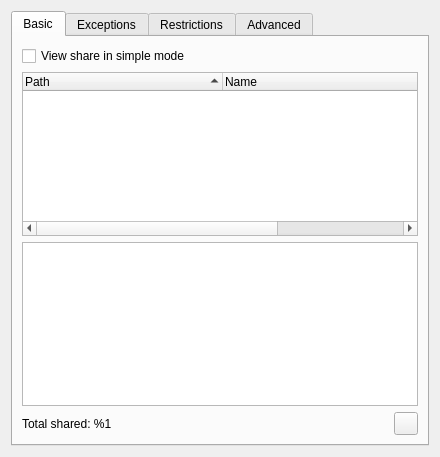
eiskaltdcpp/eiskaltdcpp, file eiskaltdcpp-qt/ui/UISettingsSharing.ui: the form before one commit.
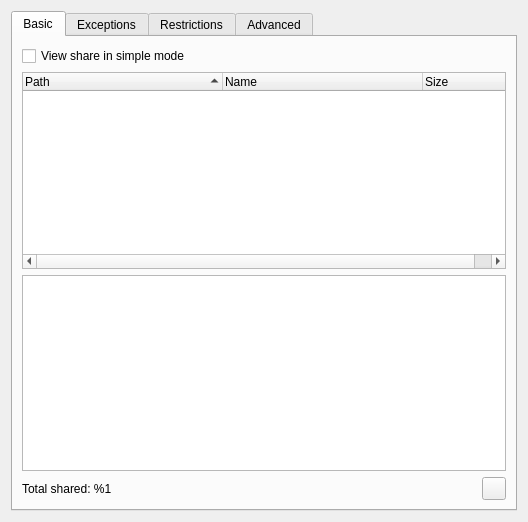
The form after the commit.

Commit message: change defaults, add tooltip

What changed in the file:
```diff
--- a/eiskaltdcpp-qt/ui/UISettingsSharing.ui
+++ b/eiskaltdcpp-qt/ui/UISettingsSharing.ui
@@ -6,8 +6,8 @@
    <rect>
     <x>0</x>
     <y>0</y>
-    <width>440</width>
-    <height>457</height>
+    <width>528</width>
+    <height>522</height>
    </rect>
   </property>
   <property name="windowTitle">
```
Left out of the diff: 6 changed lines with no effect on the pictures. The commit also changes 1 other file.
